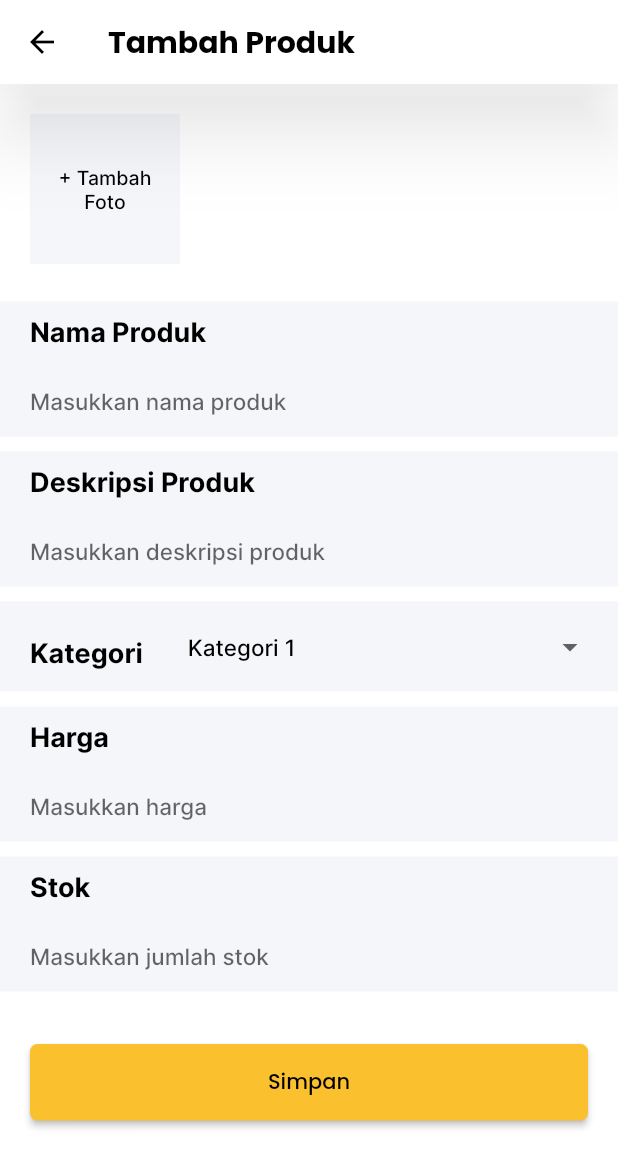
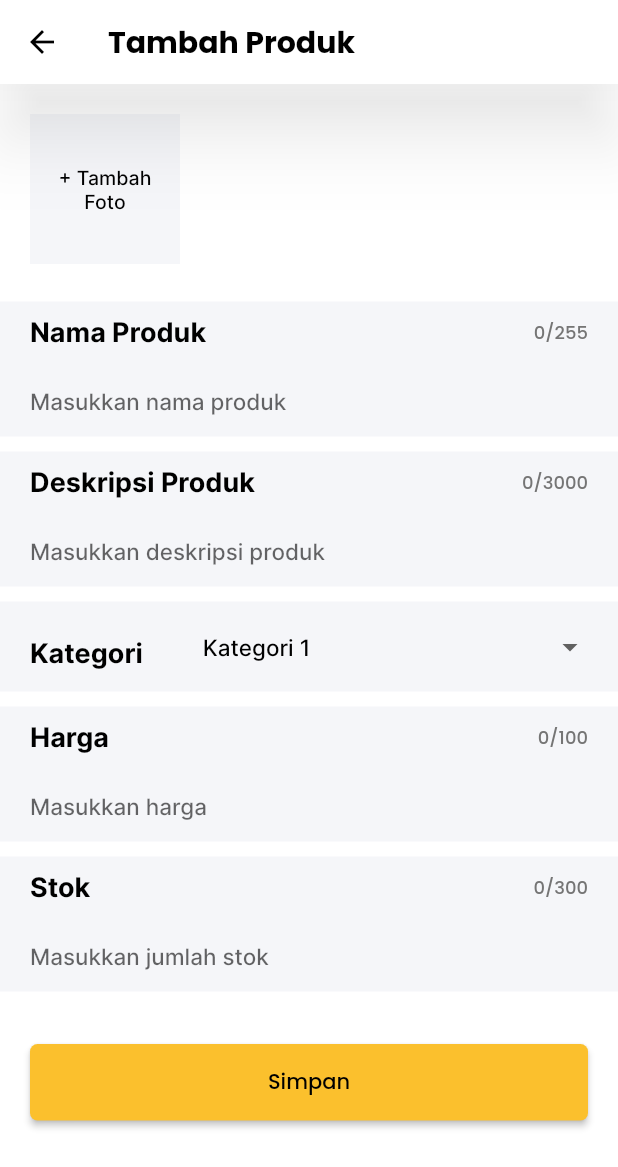
Before and after one commit to jenaarrr1111/umik-App, a Flutter app: the SellerAddProductScreen screen opened by its route, on a phone screen of 412 x 824 dp. Shown: the top 1167 px of the screen. Run offline on Flutter 3.47's test engine with Material 2 defaults, Android fonts, the phone set to English and light mode, and no system bars; our stand-ins replace flutter_svg.

Commit message:
Menambahkan word counter di halaman seller_add_product

```diff
--- a/lib/screens/penjual/promo/components/seller_promo_button.dart
+++ b/lib/screens/penjual/promo/components/seller_promo_button.dart
@@ -16,7 +16,6 @@ class PromoButton extends StatelessWidget {
       ),
       style: ButtonStyle(
         backgroundColor: MaterialStateProperty.all(Colors.yellow),
-        fixedSize: MaterialStatePropertyAll(30),
       ),
     );
   }
--- a/lib/screens/penjual/tambah_produk/components/add_product_body.dart
+++ b/lib/screens/penjual/tambah_produk/components/add_product_body.dart
@@ -16,6 +16,16 @@ class _AddProductBodyState extends State<AddProductBody> {
   var deskripsiController = TextEditingController();
   var hargaController = TextEditingController();
   var stokController = TextEditingController();
+
+  final namaProdukLength = 255;
+  final deskripsiLength = 3000;
+  final hargaLength = 100;
+  final stokLength = 300;
+
+  var textNamaProdukLength = 0;
+  var textDeskripsiLength = 0;
+  var textHargaLength = 0;
+  var textStokLength = 0;
 
   static const List<String> kategoriList = [
     'Kategori 1',
@@ -92,9 +102,22 @@ class _AddProductBodyState extends State<AddProductBody> {
                 crossAxisAlignment: CrossAxisAlignment.start,
                 children: [
                   Padding(
-                    padding: const EdgeInsets.only(left: 20, top: 10),
+                    padding:
+                        const EdgeInsets.only(left: 20, right: 20, top: 10),
+                    child: Row(
+                      children: [
+                        Expanded(
                           child: Text('Nama Produk',
                               style: Theme.of(context).textTheme.titleLarge),
+                        ),
+                        Text(
+                            '${textNamaProdukLength.toString()}/${namaProdukLength.toString()}',
+                            style: Theme.of(context)
+                                .textTheme
+                                .labelMedium!
+                                .copyWith(color: kTextSecondColor)),
+                      ],
+                    ),
                   ),
                   const SizedBox(height: 10),
                   TextFormField(
@@ -115,8 +138,15 @@ class _AddProductBodyState extends State<AddProductBody> {
                       errorBorder: InputBorder.none,
                       hintText: 'Masukkan nama produk',
                       filled: true,
+                      counterText: '',
                     ),
                     style: Theme.of(context).textTheme.titleMedium,
+                    maxLength: namaProdukLength,
+                    onChanged: (value) {
+                      setState(() {
+                        textNamaProdukLength = value.length;
+                      });
+                    },
                     validator: (value) => value!.isEmpty
                         ? 'Nama produk tidak boleh kososng!'
                         : null,
@@ -133,9 +163,22 @@ class _AddProductBodyState extends State<AddProductBody> {
                 crossAxisAlignment: CrossAxisAlignment.start,
                 children: [
                   Padding(
-                    padding: const EdgeInsets.only(left: 20, top: 10),
+                    padding:
+                        const EdgeInsets.only(left: 20, right: 20, top: 10),
+                    child: Row(
+                      children: [
+                        Expanded(
                           child: Text('Deskripsi Produk',
                               style: Theme.of(context).textTheme.titleLarge),
+                        ),
+                        Text(
+                            '${textDeskripsiLength.toString()}/${deskripsiLength.toString()}',
+                            style: Theme.of(context)
+                                .textTheme
+                                .labelMedium!
+                                .copyWith(color: kTextSecondColor)),
+                      ],
+                    ),
                   ),
                   const SizedBox(height: 10),
                   TextFormField(
@@ -156,8 +199,15 @@ class _AddProductBodyState extends State<AddProductBody> {
                       errorBorder: InputBorder.none,
                       hintText: 'Masukkan deskripsi produk',
                       filled: true,
+                      counterText: '',
                     ),
                     style: Theme.of(context).textTheme.titleMedium,
+                    maxLength: deskripsiLength,
+                    onChanged: (value) {
+                      setState(() {
+                        textDeskripsiLength = value.length;
+                      });
+                    },
                     validator: (value) => value!.isEmpty
                         ? 'Deskripsi produk tidak boleh kososng!'
                         : null,
@@ -174,8 +224,8 @@ class _AddProductBodyState extends State<AddProductBody> {
                 mainAxisAlignment: MainAxisAlignment.start,
                 children: [
                   Padding(
-                    padding: const EdgeInsets.only(
-                        top: 10, right: 10, left: 20),
+                    padding:
+                        const EdgeInsets.only(left: 20, right: 20, top: 10),
                     child: Text('Kategori',
                         style: Theme.of(context).textTheme.titleLarge),
                   ),
@@ -213,9 +263,22 @@ class _AddProductBodyState extends State<AddProductBody> {
                 crossAxisAlignment: CrossAxisAlignment.start,
                 children: [
                   Padding(
-                    padding: const EdgeInsets.only(left: 20, top: 10),
+                    padding:
+                        const EdgeInsets.only(left: 20, right: 20, top: 10),
+                    child: Row(
+                      children: [
+                        Expanded(
                           child: Text('Harga',
                               style: Theme.of(context).textTheme.titleLarge),
+                        ),
+                        Text(
+                            '${textHargaLength.toString()}/${hargaLength.toString()}',
+                            style: Theme.of(context)
+                                .textTheme
+                                .labelMedium!
+                                .copyWith(color: kTextSecondColor)),
+                      ],
+                    ),
                   ),
                   const SizedBox(height: 10),
                   TextFormField(
@@ -236,8 +299,15 @@ class _AddProductBodyState extends State<AddProductBody> {
                       errorBorder: InputBorder.none,
                       hintText: 'Masukkan harga',
                       filled: true,
+                      counterText: '',
                     ),
                     style: Theme.of(context).textTheme.titleMedium,
+                    maxLength: hargaLength,
+                    onChanged: (value) {
+                      setState(() {
+                        textHargaLength = value.length;
+                      });
+                    },
                     validator: (value) =>
                         value!.isEmpty ? 'Harga tidak boleh kososng!' : null,
                   ),
@@ -253,9 +323,22 @@ class _AddProductBodyState extends State<AddProductBody> {
                 crossAxisAlignment: CrossAxisAlignment.start,
                 children: [
                   Padding(
-                    padding: const EdgeInsets.only(left: 20, top: 10),
+                    padding:
+                        const EdgeInsets.only(left: 20, right: 20, top: 10),
+                    child: Row(
+                      children: [
+                        Expanded(
                           child: Text('Stok',
                               style: Theme.of(context).textTheme.titleLarge),
+                        ),
+                        Text(
+                            '${textStokLength.toString()}/${stokLength.toString()}',
+                            style: Theme.of(context)
+                                .textTheme
+                                .labelMedium!
+                                .copyWith(color: kTextSecondColor)),
+                      ],
+                    ),
                   ),
                   const SizedBox(height: 10),
                   TextFormField(
@@ -276,8 +359,15 @@ class _AddProductBodyState extends State<AddProductBody> {
                       errorBorder: InputBorder.none,
                       hintText: 'Masukkan jumlah stok',
                       filled: true,
+                      counterText: '',
                     ),
                     style: Theme.of(context).textTheme.titleMedium,
+                    maxLength: stokLength,
+                    onChanged: (value) {
+                      setState(() {
+                        textStokLength = value.length;
+                      });
+                    },
                     validator: (value) =>
                         value!.isEmpty ? 'Stok boleh kososng!' : null,
                   ),
```
Lines whose indentation alone changed are shown as unchanged.
